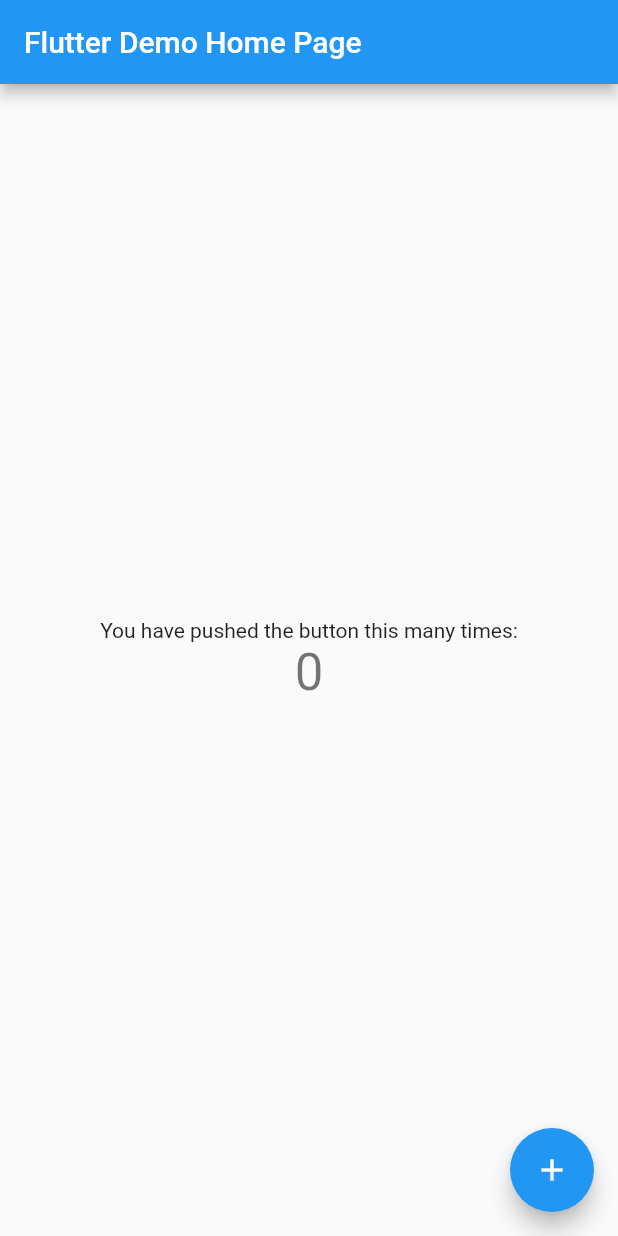
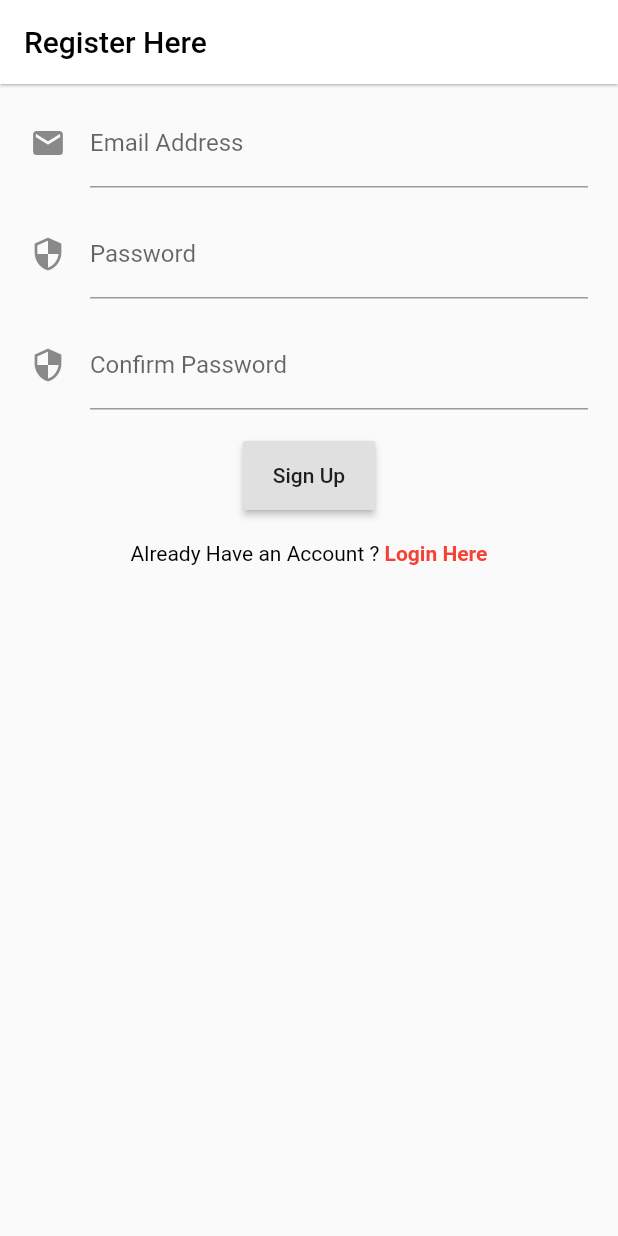
Before and after one commit to Mahekb/Quizzy, a Flutter app: the screen it shows after launch, on a phone screen of 412 x 824 dp. Run offline on Flutter 3.47's test engine with Material 2 defaults, Android fonts, the phone set to English and light mode, and no system bars.

Commit message:
sign up screen v1 done

```diff
--- a/lib/main.dart
+++ b/lib/main.dart
@@ -1,4 +1,5 @@
 import 'package:flutter/material.dart';
+import 'package:quizzy/screens/SignUpScreen.dart';
 
 void main() {
   runApp(MyApp());
@@ -11,18 +12,10 @@ class MyApp extends StatelessWidget {
     return MaterialApp(
       title: 'Flutter Demo',
       theme: ThemeData(
-        // This is the theme of your application.
-        //
-        // Try running your application with "flutter run". You'll see the
-        // application has a blue toolbar. Then, without quitting the app, try
-        // changing the primarySwatch below to Colors.green and then invoke
-        // "hot reload" (press "r" in the console where you ran "flutter run",
-        // or simply save your changes to "hot reload" in a Flutter IDE).
-        // Notice that the counter didn't reset back to zero; the application
-        // is not restarted.
         primarySwatch: Colors.blue,
       ),
-      home: MyHomePage(title: 'Flutter Demo Home Page'),
+      // home: MyHomePage(title: 'Flutter Demo Home Page'),
+      home: SignUpScreen(),
     );
   }
 }
--- /dev/null
+++ b/lib/screens/SignUpScreen.dart
@@ -0,0 +1,108 @@
+import 'package:flutter/gestures.dart';
+import 'package:flutter/material.dart';
+
+class SignUpScreen extends StatefulWidget {
+  SignUpScreen({Key key}) : super(key: key);
+
+  @override
+  _SignUpScreenState createState() => _SignUpScreenState();
+}
+
+class _SignUpScreenState extends State<SignUpScreen> {
+  final _formKey = GlobalKey<FormState>();
+  @override
+  Widget build(BuildContext context) {
+    return Scaffold(
+      appBar: AppBar(
+        backgroundColor: Colors.white,
+        title: Text(
+          "Register Here",
+          style: TextStyle(
+            color: Colors.black,
+          ),
+        ),
+        elevation: 0.7,
+      ),
+      body: Container(
+        padding: EdgeInsets.fromLTRB(20.0, 10.0, 20.0, 5.0),
+        child: Form(
+          key: _formKey,
+          child: Column(
+            children: [
+              TextFormField(
+                decoration: const InputDecoration(
+                  icon: Icon(Icons.email),
+                  labelText: 'Email Address',
+                ),
+                onSaved: (String value) {},
+                validator: (String value) {},
+              ),
+              SizedBox(
+                height: 15.0,
+              ),
+              TextFormField(
+                obscureText: true,
+                decoration: const InputDecoration(
+                  icon: Icon(Icons.security),
+                  labelText: 'Password',
+                ),
+                onSaved: (String value) {},
+                validator: (String value) {
+                  return null;
+                },
+              ),
+              SizedBox(
+                height: 15.0,
+              ),
+              TextFormField(
+                obscureText: true,
+                decoration: const InputDecoration(
+                  icon: Icon(Icons.security),
+                  labelText: 'Confirm Password',
+                ),
+                onSaved: (String value) {},
+                validator: (String value) {
+                  return null;
+                },
+              ),
+              SizedBox(
+                height: 20.0,
+              ),
+              RaisedButton(
+                padding: EdgeInsets.symmetric(horizontal: 20.0, vertical: 15.0),
+                onPressed: () => null,
+                child: Text(
+                  'Sign Up',
+                ),
+              ),
+              SizedBox(
+                height: 20.0,
+              ),
+              RichText(
+                text: TextSpan(
+                  text: 'Already Have an Account ? ',
+                  style: TextStyle(
+                    color: Colors.black,
+                  ),
+                  children: <TextSpan>[
+                    TextSpan(
+                      text: 'Login Here',
+                      style: TextStyle(
+                        fontWeight: FontWeight.bold,
+                        color: Colors.red,
+                      ),
+                      recognizer: TapGestureRecognizer()
+                        ..onTap = () {
+                          print("going to sign in screen");
+                        },
+                    ),
+                  ],
+                ),
+              ),
+            ],
+          ),
+        ),
+      ),
+    );
+  }
+}
```
Also changed, not shown: lib/screens/LoginScreen.dart (added).
